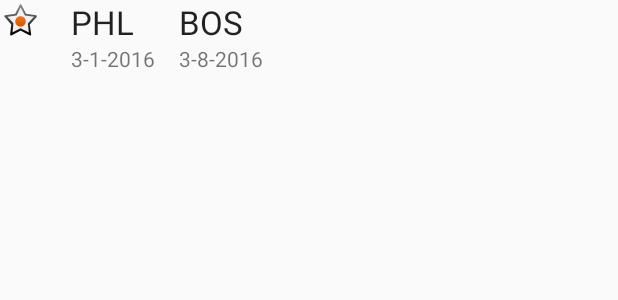
After one commit to Dylan-Brown/TakeOff, an Android app: the layout favorite_item.xml on its own in the app's theme, with its tools: preview values and no code run, on a phone screen of 412 x 824 dp. The commit adds this screen. Shown: the top 300 px of the screen. Run offline under Robolectric (Android 15) with nearby library versions, the phone set to English and light mode, and no system bars.

Commit message:
Favorites
worked on Favorites; created User class

```diff
--- a/app/src/main/java/takeoff/cis350/upenn/edu/takeoff/FavoriteFlights.java
+++ b/app/src/main/java/takeoff/cis350/upenn/edu/takeoff/FavoriteFlights.java
@@ -25,7 +25,7 @@ public class FavoriteFlights {
         return (null!=Favorites.remove(flight.id));
     }
 
-    public LinkedHashSet getFlights() {
-        return (LinkedHashSet) Favorites.values();
+    public Set getFlights() {
+        return (Set) Favorites.values();
     }
 }
--- a/app/src/main/java/takeoff/cis350/upenn/edu/takeoff/FlightResultActivity.java
+++ b/app/src/main/java/takeoff/cis350/upenn/edu/takeoff/FlightResultActivity.java
@@ -56,4 +56,3 @@ public class FlightResultActivity  extends ListActivity {
             // Do something when a list item is clicked
         }
     }
-    Note
--- /dev/null
+++ b/app/src/main/res/layout/favorite_item.xml
@@ -0,0 +1,49 @@
+<?xml version="1.0" encoding="utf-8"?>
+<RelativeLayout xmlns:android="http://schemas.android.com/apk/res/android"
+    android:layout_width="match_parent" android:layout_height="match_parent">
+
+    <TextView
+        android:layout_width="wrap_content"
+        android:layout_height="wrap_content"
+        android:textAppearance="?android:attr/textAppearanceLarge"
+        android:text="PHL"
+        android:id="@+id/departureTextView"
+        android:layout_alignParentTop="true"
+        android:layout_toEndOf="@+id/favoriteButton"
+        android:layout_marginRight="30dp" />
+
+    <TextView
+        android:layout_width="wrap_content"
+        android:layout_height="wrap_content"
+        android:textAppearance="?android:attr/textAppearanceLarge"
+        android:text="BOS"
+        android:id="@+id/arrivalTextView"
+        android:layout_alignParentTop="true"
+        android:layout_toEndOf="@+id/departureTextView" />
+
+    <ImageButton
+        android:layout_width="wrap_content"
+        android:layout_height="wrap_content"
+        android:id="@+id/favoriteButton"
+        android:background="@android:drawable/star_on"
+        android:layout_alignParentStart="true"
+        android:layout_marginRight="20dp" />
+
+    <TextView
+        android:layout_width="wrap_content"
+        android:layout_height="wrap_content"
+        android:textAppearance="?android:attr/textAppearanceSmall"
+        android:text="3-1-2016"
+        android:id="@+id/departureDateTextView"
+        android:layout_below="@+id/departureTextView"
+        android:layout_toEndOf="@+id/favoriteButton" />
+
+    <TextView
+        android:layout_width="wrap_content"
+        android:layout_height="wrap_content"
+        android:textAppearance="?android:attr/textAppearanceSmall"
+        android:text="3-8-2016"
+        android:id="@+id/arrivalDateTextView"
+        android:layout_below="@+id/arrivalTextView"
+        android:layout_alignStart="@+id/arrivalTextView" />
+</RelativeLayout>
```
Also changed, not shown: app/src/main/java/takeoff/cis350/upenn/edu/takeoff/FavoriteActivity.java (added, +46 -0 lines), app/src/main/java/takeoff/cis350/upenn/edu/takeoff/Flight.java (added, +39 -0 lines), app/src/main/java/takeoff/cis350/upenn/edu/takeoff/User.java (added, +29 -0 lines), app/src/main/res/layout/favorite_page.xml (added, +15 -0 lines), app/src/main/res/drawable/favorite_star.png (added), 3 other files.
